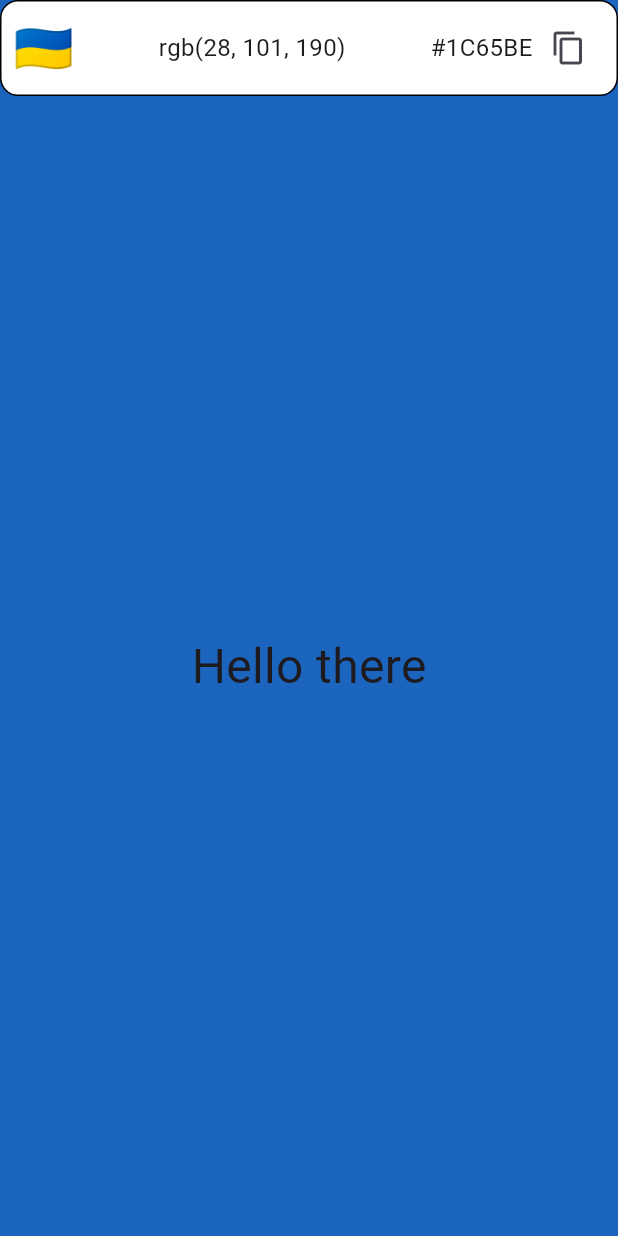
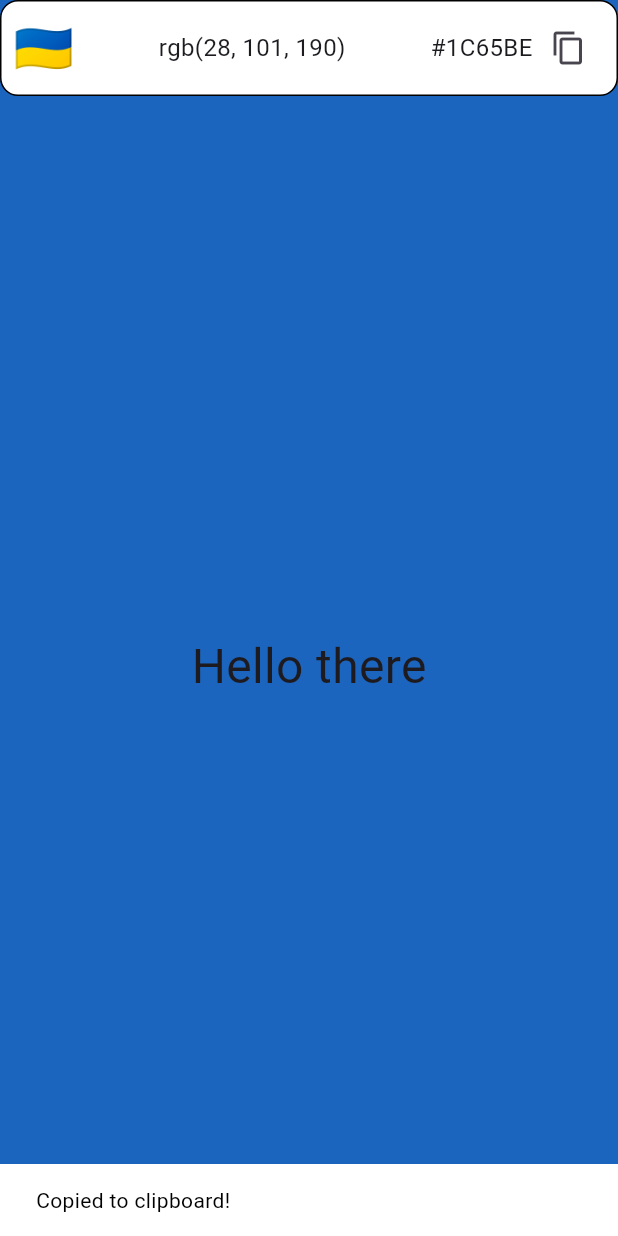
Before and after one commit to AliAtakishiyev/tapsoft, a Flutter app: the screen it shows after launch, after a tap on the "content copy" icon, on a phone screen of 412 x 824 dp. Run offline on Flutter 3.47's test engine with Material 3 defaults, Android fonts, the phone set to English and light mode, and no system bars.

Commit message:
refactor(app_bar): snacbar text copied

```diff
--- a/lib/features/tap/ui/widgets/custom_app_bar.dart
+++ b/lib/features/tap/ui/widgets/custom_app_bar.dart
@@ -35,6 +35,18 @@ class CustomAppBar extends StatelessWidget {
                   onPressed: () {
                     Clipboard.setData(ClipboardData(text: hex));
 
+                    ScaffoldMessenger.of(context).showSnackBar(
+                      SnackBar(
+                        content: Text(
+                          "Copied to clipboard!",
+                          style: TextStyle(color: Colors.black),
+                        ),
+                        backgroundColor: Colors.white,
+                        duration: Duration(
+                          seconds: 1,
+                        ), // How long the SnackBar shows
+                      ),
+                    );
                   },
                   icon: Icon(Icons.copy),
                 ),
```
